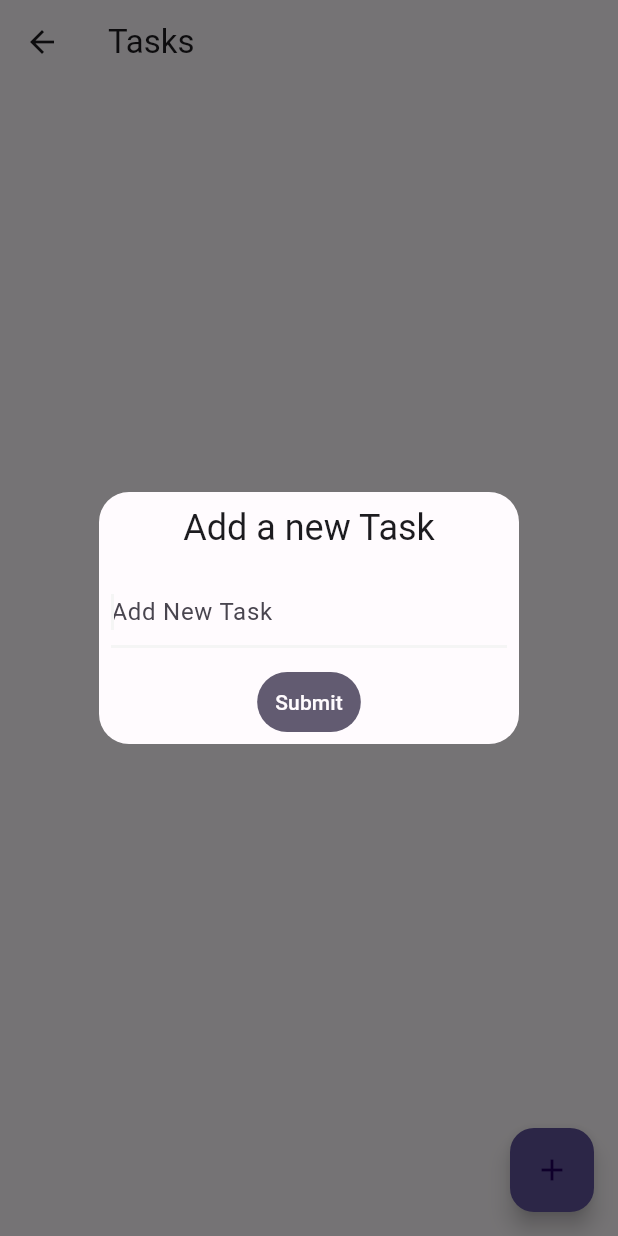
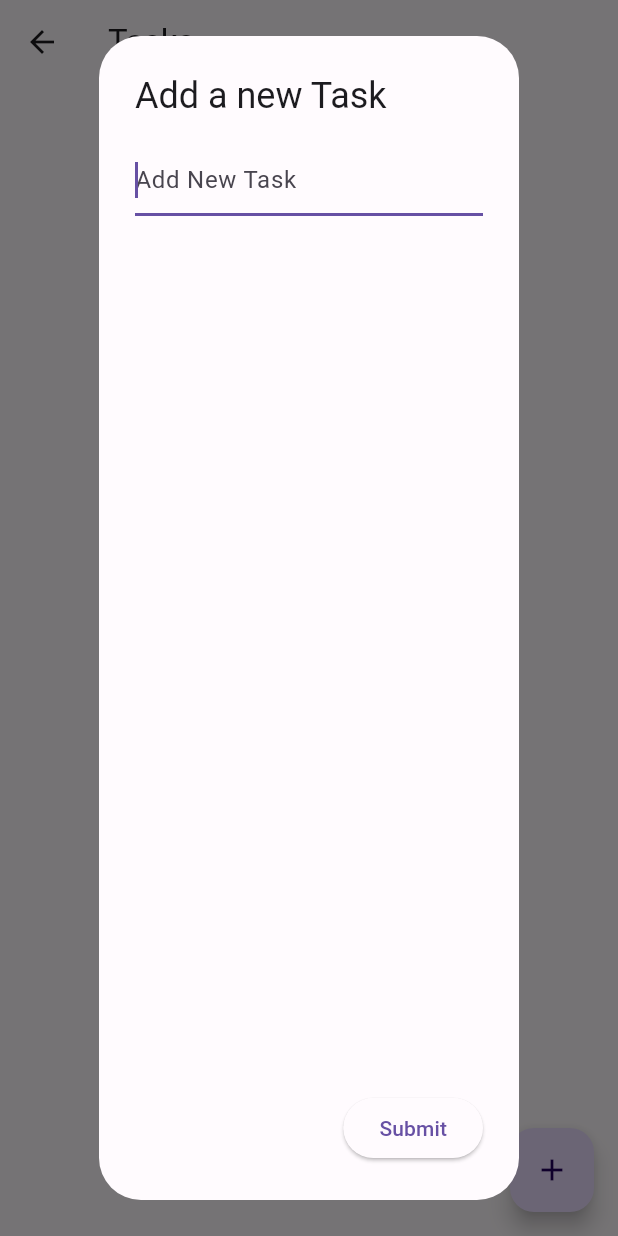
Before and after one commit to ArunKuleri/getx, a Flutter app: the TodoPage screen opened directly, after a tap on the "add" icon, on a phone screen of 412 x 824 dp. Run offline on Flutter 3.47's test engine with Material 3 defaults, Android fonts, the phone set to English and light mode, and no system bars; our stand-ins replace cloud_firestore, country_picker, firebase_auth, firebase_core, geocoding, geolocator and 4 more; accounts and stored records are empty.

```diff
--- a/lib/controller/todo_controller/add_user_controller/add_user_controler.dart
+++ b/lib/controller/todo_controller/add_user_controller/add_user_controler.dart
@@ -1,5 +1,5 @@
 import 'package:cloud_firestore/cloud_firestore.dart';
-import 'package:flutter/material.dart';
+import "package:flutter/material.dart";
 import 'package:get/get.dart';
 
 class AddUserontroller extends GetxController {
--- a/lib/controller/todo_controller/todo_controller.dart
+++ b/lib/controller/todo_controller/todo_controller.dart
@@ -1,25 +1,25 @@
-import 'package:get/get.dart';
-import 'package:flutter_application_1/model/todo_model/todomodel.dart';
+// import 'package:get/get.dart';
+// import 'package:flutter_application_1/model/todo_model/todomodel.dart';
 
-class TodoController extends GetxController {
-  final RxList<TodoModel> _tasks = <TodoModel>[].obs;
-  List<TodoModel> get allTasks => _tasks;
+// class TodoController extends GetxController {
+//   final RxList<TodoModel> _tasks = <TodoModel>[].obs;
+//   List<TodoModel> get allTasks => _tasks;
 
-  void addTask(String task) {
-    _tasks.add(TodoModel(
-      todoTitle: task,
-      Completed: false,
-    ));
-  }
+//   void addTask(String task) {
+//     _tasks.add(TodoModel(
+//       todoTitle: task,
+//       Completed: false,
+//     ));
+//   }
 
-  void toggleTask(TodoModel task) {
-    final taskIndex = _tasks.indexWhere((t) => t == task);
-    if (taskIndex != -1) {
-      _tasks[taskIndex].toggleCompleted();
-    }
-  }
+//   void toggleTask(TodoModel task) {
+//     final taskIndex = _tasks.indexWhere((t) => t == task);
+//     if (taskIndex != -1) {
+//       _tasks[taskIndex].toggleCompleted();
+//     }
+//   }
 
-  void deleteTask(TodoModel task) {
-    _tasks.remove(task);
-  }
-}
+//   void deleteTask(TodoModel task) {
+//     _tasks.remove(task);
+//   }
+// }
--- a/lib/model/todo_model/todomodel.dart
+++ b/lib/model/todo_model/todomodel.dart
@@ -6,6 +6,7 @@ class TodoModel {
   TodoModel({
     this.Completed = false,
     required this.todoTitle,
+    required bool completed,
   });
   void toggleCompleted() {
     Completed = !Completed;
--- a/lib/utils/custom_themes.dart
+++ b/lib/utils/custom_themes.dart
@@ -10,9 +10,9 @@ class CustomThemes {
 
 const lightColorScheme = ColorScheme(
   brightness: Brightness.light,
-  primary: Color.fromARGB(255, 245, 245, 245),
-  onPrimary: Color.fromARGB(255, 0, 0, 0),
-  primaryContainer: Color.fromARGB(255, 96, 83, 155),
+  primary: Color(0xFF6750A4),
+  onPrimary: Color(0xFFFFFFFF),
+  primaryContainer: Color(0xFFEADDFF),
   onPrimaryContainer: Color(0xFF21005D),
   secondary: Color(0xFF625B71),
   onSecondary: Color(0xFFFFFFFF),
--- a/lib/view/todo/todo.dart
+++ b/lib/view/todo/todo.dart
@@ -1,16 +1,50 @@
 import 'package:flutter/material.dart';
-import 'package:flutter_application_1/controller/todo_controller/todo_controller.dart';
+
+import 'package:flutter_application_1/model/todo_model/todomodel.dart';
 import 'package:flutter_application_1/widgets/todo_action.dart';
-import 'package:get/get.dart';
 
-class TodoPage extends StatelessWidget {
+class TodoPage extends StatefulWidget {
+  TodoPage({Key? key}) : super(key: key);
+
+  @override
+  State<TodoPage> createState() => _TodoPageState();
+}
+
+class _TodoPageState extends State<TodoPage> {
   final TextEditingController _textFieldController = TextEditingController();
-  final TodoController todoContoller = Get.put(TodoController());
+  bool _isCompeleted = false;
+  final List<TodoModel> _task = [];
+  List<TodoModel> get allTask => _task;
+  void addTask(String task) {
+    setState(() {
+      _task.add(TodoModel(
+        todoTitle: task,
+        completed: false,
+      ));
+    });
+  }
 
-  TodoPage({super.key});
+  void toggleTask(TodoModel task) {
+    setState(() {
+      final taskIndex = _task.indexWhere((t) => t == task);
+      if (taskIndex != -1) {
+        _task[taskIndex].toggleCompleted();
+      }
+    });
+  }
+
+  void deleteTask(TodoModel task) {
+    setState(() {
+      _task.remove(task);
+    });
+  }
+
   void _showAddTextDialog() {
-    Get.defaultDialog(
-        title: "Add a new Task",
+    showDialog(
+      context: context,
+      builder: (context) {
+        return AlertDialog(
+          title: const Text("Add a new Task"),
           content: Column(
             children: [
               TextFormField(
@@ -26,19 +60,33 @@ class TodoPage extends StatelessWidget {
               ),
             ],
           ),
-        textConfirm: "Submit",
-        onConfirm: () {
+          actions: [
+            ElevatedButton(
+              onPressed: () {
                 if (_textFieldController.text.isEmpty) {
-            Get.snackbar("Validation Error", "Please enter a task.");
+                  ScaffoldMessenger.of(context).showSnackBar(
+                    const SnackBar(
+                      content: Text("Validation Error: Please enter a task."),
+                    ),
+                  );
                 } else {
                   _submit();
                 }
-        });
+              },
+              child: const Text("Submit"),
+            ),
+          ],
+        );
+      },
+    );
   }
 
   void _submit() {
-    todoContoller.addTask(_textFieldController.text);
-    Get.back();
+    setState(() {
+      addTask(_textFieldController.text);
+      _isCompeleted = false;
+    });
+    Navigator.of(context).pop(); // Use Navigator to close the dialog
     _textFieldController.clear();
   }
 
--- a/lib/widgets/todo_action.dart
+++ b/lib/widgets/todo_action.dart
@@ -1,31 +1,60 @@
 import 'package:flutter/material.dart';
-import 'package:flutter_application_1/controller/todo_controller/todo_controller.dart';
-import 'package:get/get.dart';
+import 'package:pinput/pinput.dart';
 
-class TodoAction extends StatelessWidget {
+import '../model/todo_model/todomodel.dart';
+
+class TodoController {
+  final List<TodoModel> _tasks = [];
+
+  List<TodoModel> get allTasks => _tasks;
+
+  void addTask(String task) {
+    _tasks.add(TodoModel(todoTitle: task, completed: false));
+  }
+
+  void deleteTask(TodoModel task) {
+    _tasks.remove(task);
+  }
+}
+
+class TodoAction extends StatefulWidget {
   TodoAction({Key? key}) : super(key: key);
 
-  final TodoController todoController = Get.find();
+  @override
+  _TodoActionState createState() => _TodoActionState();
+}
 
+class _TodoActionState extends State<TodoAction> {
+  final TodoController todoController = TodoController();
+  bool _isCompeleted = false;
   @override
   Widget build(BuildContext context) {
-    return Obx(
-      () {
     final allTasks = todoController.allTasks;
     return ListView.builder(
       itemCount: allTasks.length,
       itemBuilder: (context, index) {
-            final task = allTasks[index];
+        final task = todoController.allTasks[index];
         return ListTile(
           title: Text(task.todoTitle),
           trailing: IconButton(
-                onPressed: () => todoController.deleteTask(task),
+            onPressed: () {
+              setState(() {
+                todoController.deleteTask(task);
+              });
+              CheckboxListTile(
+                title: const Text('Completed'),
+                value: _isCompeleted,
+                onChanged: (value) {
+                  setState(() {
+                    _isCompeleted = value!;
+                  });
+                },
+              );
+            },
             icon: const Icon(Icons.delete),
           ),
         );
       },
     );
-      },
-    );
   }
 }
```
Also changed, not shown: pubspec.lock, 3 other files. Lines whose indentation alone changed are shown as unchanged.
